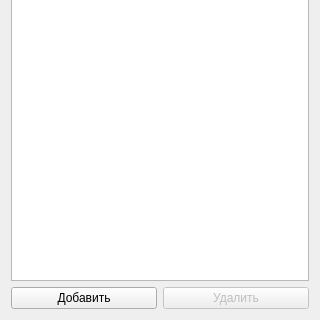
Above: imagesmanagerwindow.ui from Dramcryx/collator before the change; both pictures show x 0 to 320 and y 160 to 480 of the 320 by 480 pixel window. Below: the same form after it.
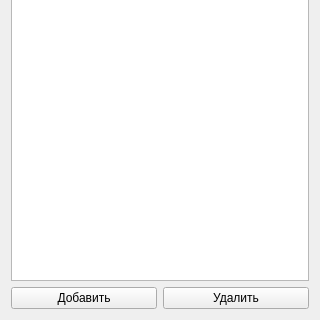
That is the form after the change.

The edit to the form file:
```diff
--- a/imagesmanagerwindow.ui
+++ b/imagesmanagerwindow.ui
@@ -41,7 +41,7 @@
    <item row="2" column="1">
     <widget class="QPushButton" name="removeImage">
      <property name="enabled">
-      <bool>false</bool>
+      <bool>true</bool>
      </property>
      <property name="text">
       <string>Удалить</string>
```
